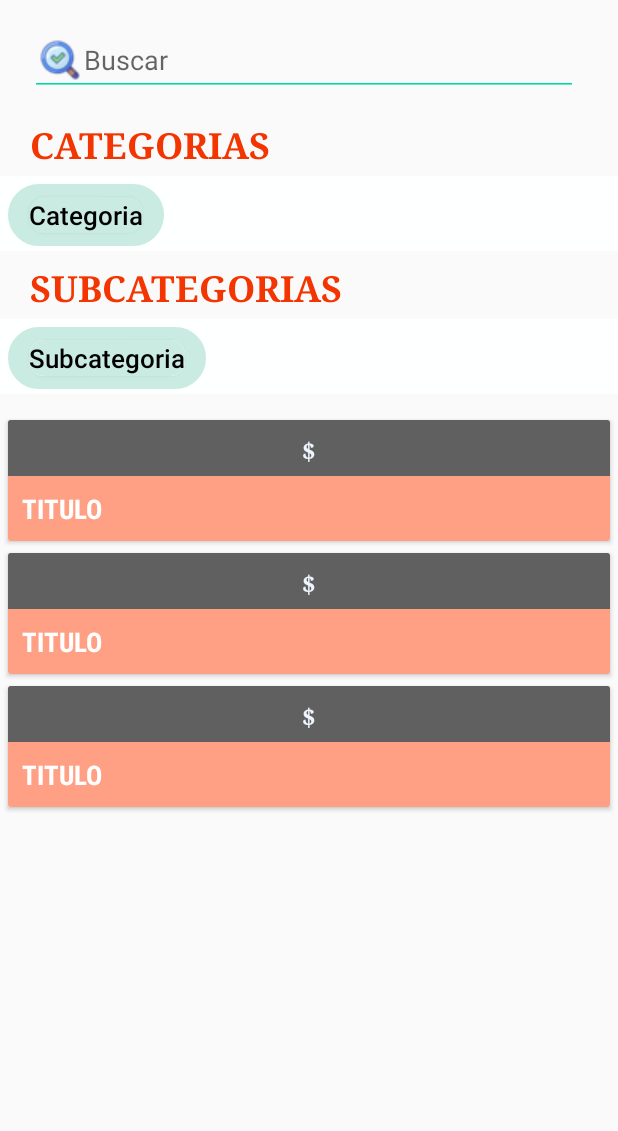
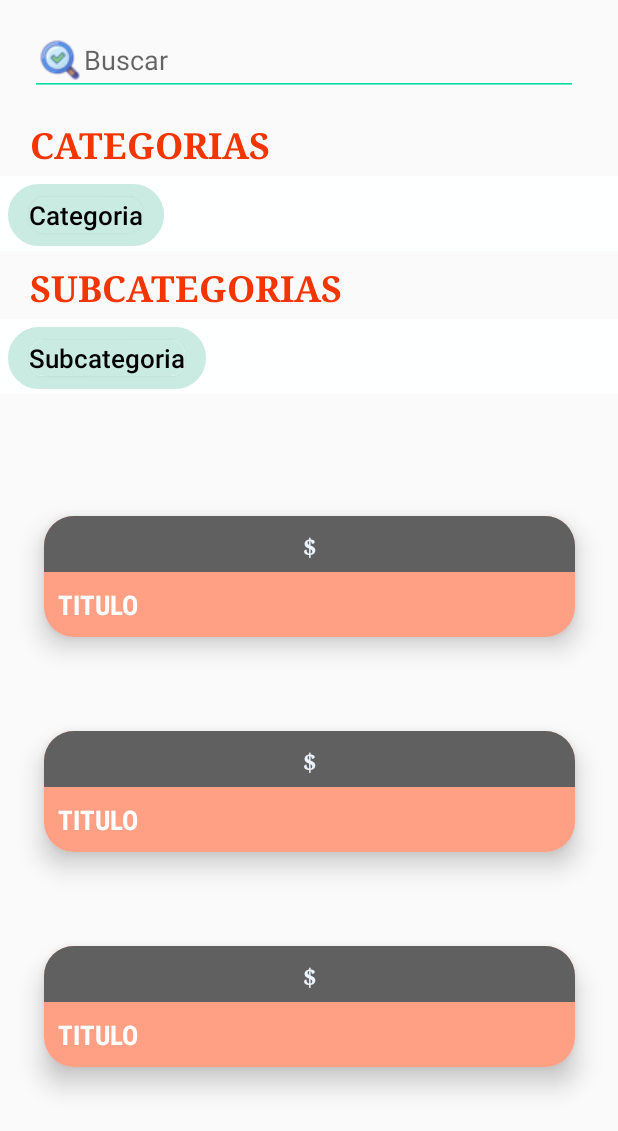
Before and after one commit to williamtocto/examen_complexivo_v2, an Android app: the layout fragment_productos.xml on its own in the app's theme, with its tools: preview values and no code run, on a phone screen of 412 x 824 dp. Shown: the top 1131 px of the screen. Run offline under Robolectric (Android 15) with nearby library versions, the light colour scheme and no system bars; Roboto replaces fonts that are not available here.

Commit message:
cambios finales

```diff
--- a/app/src/main/java/com/example/proyecto_examen_complexivo/DetalleProducto.java
+++ b/app/src/main/java/com/example/proyecto_examen_complexivo/DetalleProducto.java
@@ -6,11 +6,14 @@ import android.content.Intent;
 import android.os.Bundle;
 import android.text.Editable;
 import android.text.TextWatcher;
+import android.view.KeyEvent;
 import android.view.View;
 import android.widget.*;
 import androidx.appcompat.app.AlertDialog;
 import androidx.appcompat.app.AppCompatActivity;
 import androidx.appcompat.widget.Toolbar;
+
+import com.example.proyecto_examen_complexivo.Fragments.ProductosFragment;
 import com.example.proyecto_examen_complexivo.base_temp.DbHelper;
 import com.example.proyecto_examen_complexivo.modelo.Carrito;
 import com.example.proyecto_examen_complexivo.modelo.Producto;
--- a/app/src/main/java/com/example/proyecto_examen_complexivo/EditarProductoDetalle.java
+++ b/app/src/main/java/com/example/proyecto_examen_complexivo/EditarProductoDetalle.java
@@ -1,10 +1,14 @@
 package com.example.proyecto_examen_complexivo;
 
+import android.app.AlertDialog;
 import android.content.Context;
 import androidx.appcompat.app.AppCompatActivity;
 
 
+import android.content.DialogInterface;
+import android.content.Intent;
 import android.os.Bundle;
+import android.view.KeyEvent;
 import android.view.View;
 import android.widget.Button;
 import android.widget.EditText;
@@ -144,5 +148,4 @@ public class EditarProductoDetalle extends AppCompatActivity {
 
 
 
-
 }
--- a/app/src/main/java/com/example/proyecto_examen_complexivo/ServicioDetalle.java
+++ b/app/src/main/java/com/example/proyecto_examen_complexivo/ServicioDetalle.java
@@ -2,7 +2,11 @@ package com.example.proyecto_examen_complexivo;
 
 import androidx.appcompat.app.AppCompatActivity;
 
+import android.app.AlertDialog;
+import android.content.DialogInterface;
+import android.content.Intent;
 import android.os.Bundle;
+import android.view.KeyEvent;
 import android.view.View;
 import android.widget.Button;
 import android.widget.ImageView;
@@ -95,4 +99,5 @@ public class ServicioDetalle extends AppCompatActivity {
         }
         return archivo;
     }
+
 }
--- a/app/src/main/java/com/example/proyecto_examen_complexivo/modelo/Persona.java
+++ b/app/src/main/java/com/example/proyecto_examen_complexivo/modelo/Persona.java
@@ -33,6 +33,7 @@ public class Persona {
     @Expose
     private String direccion;
 
+
     public Persona(int idpersona) {
         this.idpersona = idpersona;
     }
@@ -47,7 +48,10 @@ public class Persona {
         this.celular = celular;
         this.correo = correo;
         this.direccion = direccion;
+
     }
+
+
 
     public int getIdpersona() {
         return idpersona;
@@ -107,6 +111,7 @@ public class Persona {
     }
 
 
+
     public Persona getpersona(Context context){
         DbHelper dbHelper = new DbHelper(context, "basetemp", null, 2);
         String sql = "SELECT * FROM persona;";
--- a/app/src/main/res/layout/activity_sign_up1.xml
+++ b/app/src/main/res/layout/activity_sign_up1.xml
@@ -21,12 +21,13 @@
         tools:fontFamily="monospace" />
 
     <ImageView
+        android:id="@+id/imgFotoPersonaRegistro"
         android:layout_width="match_parent"
         android:layout_height="135dp"
         android:layout_marginLeft="15dp"
         android:layout_marginRight="15dp"
+
         android:layout_marginBottom="15dp"
-
         android:src="@drawable/icons_users_sign_up" />
     <EditText
             android:id="@+id/txt_cedula"
--- a/app/src/main/res/layout/fragment_productos.xml
+++ b/app/src/main/res/layout/fragment_productos.xml
@@ -8,49 +8,54 @@
 
     <androidx.constraintlayout.widget.ConstraintLayout
         android:layout_width="match_parent"
-            android:layout_height="849dp">
+        android:layout_height="match_parent">
 
         <androidx.recyclerview.widget.RecyclerView
             android:id="@+id/recyclercategoria"
-                tools:listitem="@layout/item_categoria"
-                app:layout_constraintTop_toBottomOf="@+id/textView"
             android:layout_width="match_parent"
             android:layout_height="50dp"
             android:layout_marginTop="4dp"
             android:background="#FEFFFF"
             app:layout_constraintEnd_toEndOf="parent"
+            app:layout_constraintHorizontal_bias="0.0"
             app:layout_constraintStart_toStartOf="parent"
-                app:layout_constraintHorizontal_bias="0.0"/>
+            app:layout_constraintTop_toBottomOf="@+id/textView"
+            tools:listitem="@layout/item_categoria" />
+
         <TextView
             android:id="@+id/textView"
             android:layout_width="wrap_content"
             android:layout_height="wrap_content"
             android:layout_marginStart="20dp"
             android:layout_marginTop="80dp"
+            android:autoText="false"
+            android:fontFamily="serif"
             android:text="CATEGORIAS"
             android:textColor="@color/naranja"
             android:textSize="24sp"
-                android:fontFamily="serif"
+            android:textStyle="bold"
             app:layout_constraintEnd_toEndOf="parent"
             app:layout_constraintHorizontal_bias="0.0"
             app:layout_constraintStart_toStartOf="parent"
-                app:layout_constraintTop_toTopOf="parent" android:textStyle="bold" android:autoText="false"/>
+            app:layout_constraintTop_toTopOf="parent" />
+
         <TextView
             android:id="@+id/textView17"
             android:layout_width="wrap_content"
             android:layout_height="wrap_content"
             android:layout_marginStart="20dp"
             android:layout_marginTop="8dp"
+            android:fontFamily="serif"
             android:text="SUBCATEGORIAS"
             android:textColor="@color/naranja"
             android:textSize="24dp"
-                android:fontFamily="serif"
+            android:textStyle="bold"
             app:layout_constraintEnd_toEndOf="parent"
             app:layout_constraintHorizontal_bias="0.0"
+
             app:layout_constraintStart_toStartOf="parent"
+            app:layout_constraintTop_toBottomOf="@+id/recyclercategoria" />
 
-                app:layout_constraintTop_toBottomOf="@+id/recyclercategoria"
-                android:textStyle="bold"/>
         <androidx.recyclerview.widget.RecyclerView
             android:id="@+id/recyclersubcategoria"
             android:layout_width="match_parent"
@@ -58,37 +63,35 @@
             android:layout_marginTop="4dp"
             android:background="#FEFFFF"
             app:layout_constraintEnd_toEndOf="parent"
+            app:layout_constraintHorizontal_bias="0.0"
             app:layout_constraintStart_toStartOf="parent"
-                app:layout_constraintHorizontal_bias="0.0"
             app:layout_constraintTop_toBottomOf="@+id/textView17"
-                tools:listitem="@layout/item_subcategoria"
-        />
+            tools:listitem="@layout/item_subcategoria" />
+
         <androidx.recyclerview.widget.RecyclerView
             android:id="@+id/recycleproductos"
-                android:layout_width="409dp"
-                android:layout_height="565dp"
-                android:layout_marginBottom="1dp"
-                android:layout_marginTop="10dp"
+            android:layout_width="406dp"
+            android:layout_height="462dp"
             app:layout_constraintBottom_toBottomOf="parent"
             app:layout_constraintEnd_toEndOf="parent"
             app:layout_constraintStart_toStartOf="parent"
             app:layout_constraintTop_toBottomOf="@+id/recyclersubcategoria"
-                app:layout_constraintVertical_bias="0.333"
-                tools:listitem="@layout/item_productos"/>
+            tools:listitem="@layout/item_productos" />
+
         <EditText
             android:id="@+id/filtro"
             android:layout_width="365dp"
             android:layout_height="48dp"
             android:layout_marginTop="16dp"
+            android:backgroundTint="@color/verde_agua"
+            android:drawableLeft="@drawable/busca"
             android:ems="10"
             android:hint="Buscar"
-                android:drawableLeft="@drawable/busca"
-                android:backgroundTint="@color/verde_agua"
             android:inputType="textPersonName"
             app:layout_constraintEnd_toEndOf="parent"
             app:layout_constraintHorizontal_bias="0.434"
             app:layout_constraintStart_toStartOf="parent"
-                app:layout_constraintTop_toTopOf="parent"/>
+            app:layout_constraintTop_toTopOf="parent" />
 
     </androidx.constraintlayout.widget.ConstraintLayout>
 
--- a/app/src/main/res/layout/item_productos.xml
+++ b/app/src/main/res/layout/item_productos.xml
@@ -1,21 +1,15 @@
 <?xml version="1.0" encoding="utf-8"?>
-<RelativeLayout xmlns:android="http://schemas.android.com/apk/res/android"
+<androidx.cardview.widget.CardView
+    xmlns:android="http://schemas.android.com/apk/res/android"
     xmlns:app="http://schemas.android.com/apk/res-auto"
     xmlns:tools="http://schemas.android.com/tools"
     android:layout_width="match_parent"
     android:layout_height="wrap_content"
-    >
-
-    <androidx.cardview.widget.CardView
-        android:layout_width="match_parent"
-        android:layout_height="wrap_content"
-        android:layout_marginStart="4dp"
-        android:layout_marginTop="4dp"
-        android:layout_marginEnd="4dp"
-        android:layout_marginBottom="4dp"
-
-        >
-
+    android:layout_margin="10dp"
+    app:cardCornerRadius="20dp"
+    app:cardElevation="10dp"
+    app:cardUseCompatPadding="true"
+    app:cardBackgroundColor="@color/blanco_azulado">
     <LinearLayout
         android:layout_width="match_parent"
         android:layout_height="wrap_content"
@@ -72,5 +66,5 @@
 
     </LinearLayout>
 
+
 </androidx.cardview.widget.CardView>
-</RelativeLayout>
--- a/build.gradle
+++ b/build.gradle
@@ -6,7 +6,7 @@ buildscript {
     }
     dependencies {
         //classpath 'com.android.tools.build:gradle:4.2.0'
-        classpath 'com.android.tools.build:gradle:7.0.0'
+        classpath 'com.android.tools.build:gradle:7.3.1'
         // NOTE: Do not place your application dependencies here; they belong
         // in the individual module build.gradle files
     }
```
Also changed, not shown: app/src/main/java/com/example/proyecto_examen_complexivo/Navegacion.java (+6 -1 lines), app/src/main/java/com/example/proyecto_examen_complexivo/base_temp/DbHelper.java (+0 -19 lines), app/src/main/res/layout/fragment_detalle_compras.xml (+14 -8 lines), app/src/main/res/layout/fragment_servicios.xml (+25 -21 lines), app/src/main/res/layout/header_nav.xml (+8 -5 lines), app/src/main/res/layout/item_servicio.xml (+8 -12 lines). Lines whose indentation alone changed are shown as unchanged.
